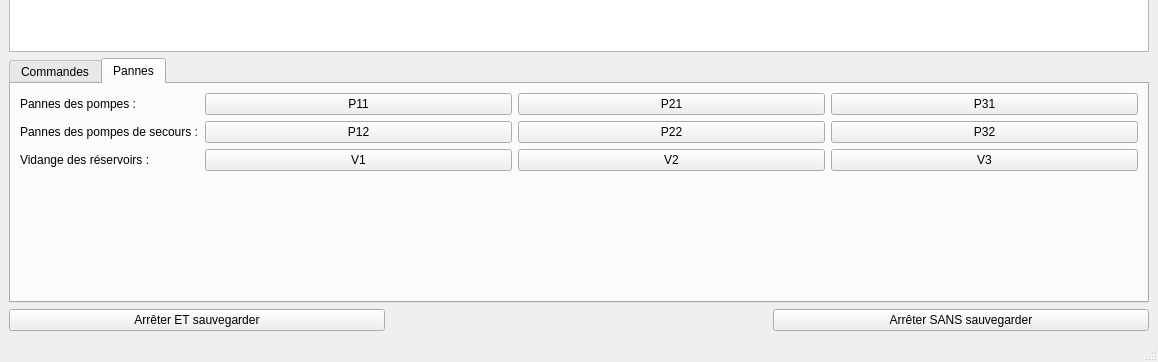
Before: the Qt Designer form GUI/mainwindow.ui in NT-me/PlaneSim, drawn with Qt 5; both pictures show x 0 to 1158 and y 238 to 600 of the 1158 by 600 pixel window.
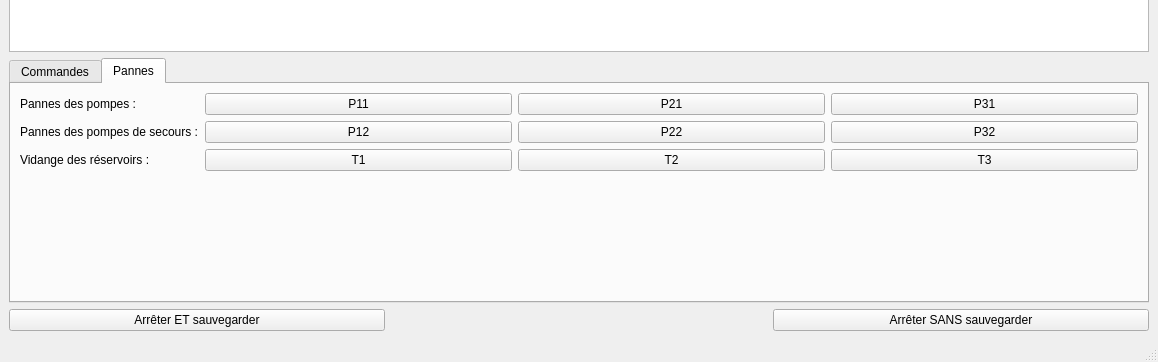
After: the same form once the commit is applied. The open tabs and pages were chosen to show the change.

Commit message: renommage tank

What changed in the file:
```diff
--- a/GUI/mainwindow.ui
+++ b/GUI/mainwindow.ui
@@ -239,21 +239,21 @@
           <item>
            <widget class="QPushButton" name="buttonPanneV1">
             <property name="text">
-             <string>V1</string>
+             <string>T1</string>
             </property>
            </widget>
           </item>
           <item>
            <widget class="QPushButton" name="buttonPanneV2">
             <property name="text">
-             <string>V2</string>
+             <string>T2</string>
             </property>
            </widget>
           </item>
           <item>
            <widget class="QPushButton" name="buttonPanneV3">
             <property name="text">
-             <string>V3</string>
+             <string>T3</string>
             </property>
            </widget>
           </item>
```
Left out of the diff: 10 changed lines with no effect on the pictures. The commit also changes 1 other file.
